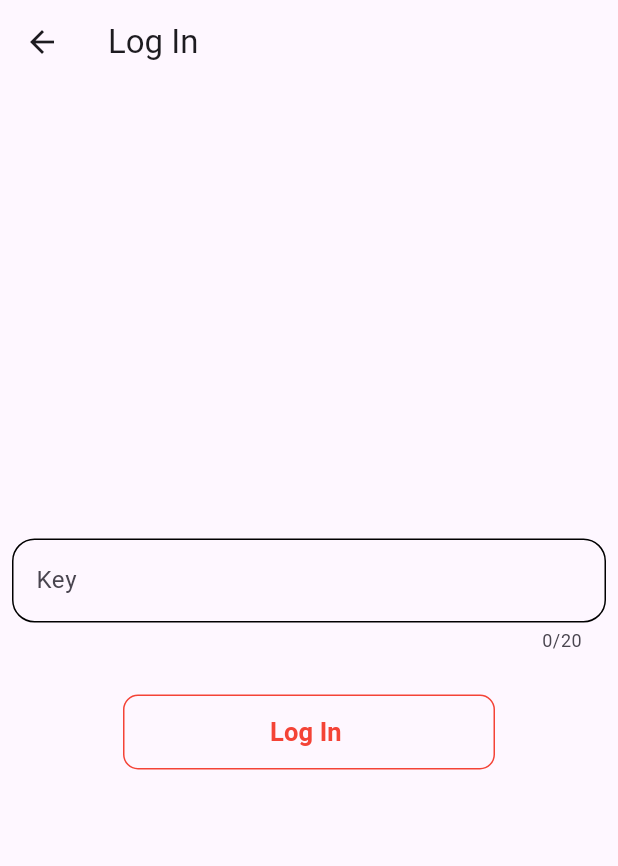
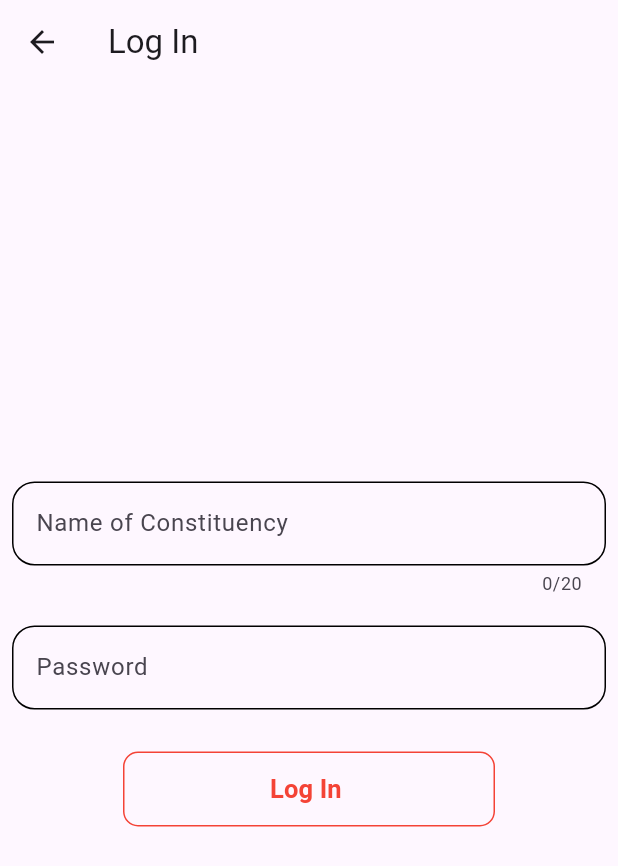
Before and after one commit to EhMaNa/blockchain_collation, a Flutter app: the Authorize screen opened by its route, on a phone screen of 412 x 824 dp. Shown: the top 866 px of the screen. Run offline on Flutter 3.47's test engine with Material 2 defaults, Android fonts, the phone set to English and light mode, and no system bars; our stand-ins replace dio; missing offline and left inert: web3dart.

Commit message:
refactored and built access functionality

```diff
--- a/collation_app/lib/screens/authorize.dart
+++ b/collation_app/lib/screens/authorize.dart
@@ -86,6 +86,18 @@ class Authorize extends StatelessWidget {
                                   IDController.text == ID2)) {
                             ID = IDController.text;
                             Navigator.popAndPushNamed(context, '/showP');
+                          } else {
+                            showDialog(
+                                context: context,
+                                builder: (context) {
+                                  return AlertDialog(
+                                    title: Text('Authentication Failed'),
+                                    content: Text(
+                                      'Incorrect Password Or Name ',
+                                      style: TextStyle(fontSize: 20),
+                                    ),
+                                  );
+                                });
                           }
                         },
                         child: Container(
@@ -112,7 +124,7 @@ class Authorize extends StatelessWidget {
                       textCapitalization: TextCapitalization.words,
                       maxLength: 20,
                       decoration: InputDecoration(
-                        hintText: 'Key',
+                        hintText: 'Name of Constituency',
                         enabledBorder: OutlineInputBorder(
                             borderRadius: BorderRadius.circular(15),
                             borderSide: BorderSide(color: Colors.black)),
@@ -122,7 +134,29 @@ class Authorize extends StatelessWidget {
                           borderSide: BorderSide(color: Colors.blue),
                         ),
                       ),
-                      controller: keyController,
+                      controller: IDController,
+                    ),
+                  ),
+                  SizedBox(
+                    height: 20,
+                  ),
+                  Padding(
+                    padding: const EdgeInsets.symmetric(horizontal: 8.0),
+                    // ignore: sort_child_properties_last
+                    child: TextFormField(
+                      decoration: InputDecoration(
+                        hintText: 'Password',
+                        enabledBorder: OutlineInputBorder(
+                            borderRadius: BorderRadius.circular(15),
+                            borderSide: BorderSide(color: Colors.black)),
+                        focusedBorder: OutlineInputBorder(
+                            borderSide: BorderSide(color: Colors.red)),
+                        border: OutlineInputBorder(
+                          borderSide: BorderSide(color: Colors.blue),
+                        ),
+                      ),
+                      obscureText: true,
+                      controller: passwordController,
                     ),
                   ),
                   SizedBox(
@@ -140,12 +174,25 @@ class Authorize extends StatelessWidget {
                             shape: RoundedRectangleBorder(
                                 borderRadius: BorderRadius.circular(10))),
                         onPressed: () {
-                          /*if (_formKey.currentState!.validate()) {
-                           _validateAndSignUp();
-
-                          _formKey.currentState!.save();
-                        }*/
-                          Navigator.pushNamed(context, '/add');
+                          if ((passwordController.text == password3 &&
+                                  IDController.text == ID1) ||
+                              (passwordController.text == password4 &&
+                                  IDController.text == ID2)) {
+                            ID = IDController.text;
+                            Navigator.popAndPushNamed(context, '/add');
+                          } else {
+                            showDialog(
+                                context: context,
+                                builder: (context) {
+                                  return AlertDialog(
+                                    title: Text('Authentication Failed'),
+                                    content: Text(
+                                      'Incorrect Password Or Name ',
+                                      style: TextStyle(fontSize: 30),
+                                    ),
+                                  );
+                                });
+                          }
                         },
                         child: Container(
                             width: 200,
```
